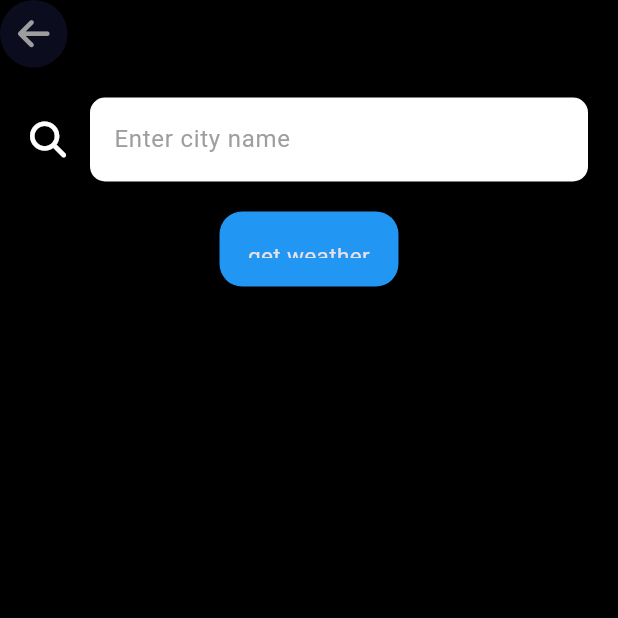
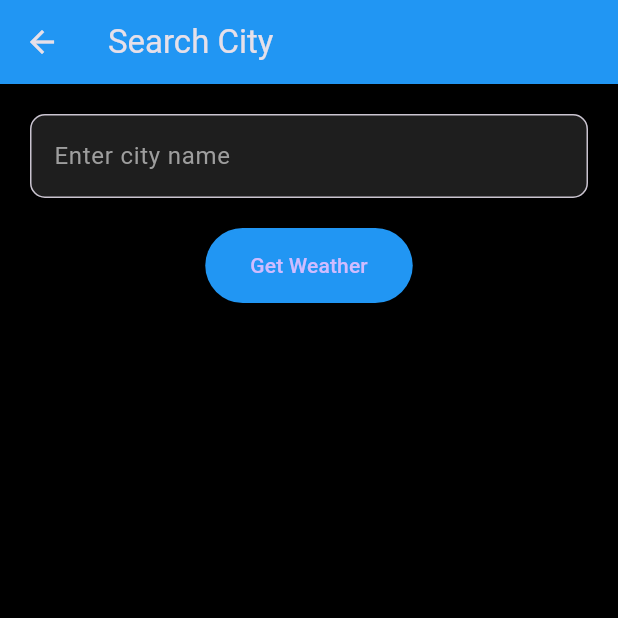
Before and after one commit to adhilmuhammedd/weather_app, a Flutter app: the WeatherResultScreen screen opened directly, after a tap on an icon or button, on a phone screen of 412 x 824 dp, the top half of it. Run offline on Flutter 3.47's test engine with Material 3 defaults, Android fonts, the phone set to English and light mode, and no system bars; our stand-ins replace font_awesome_flutter, geolocator; Roboto replaces fonts that are missing (poppins Reguler).

Commit message:
function update

```diff
--- a/lib/cityScreen.dart
+++ b/lib/cityScreen.dart
@@ -1,93 +1,86 @@
 import 'package:flutter/material.dart';
-import 'package:font_awesome_flutter/font_awesome_flutter.dart';
+import 'package:weather_app/weather.dart';
+import 'package:weather_app/weather_result.dart';
 
 class Cityscreen extends StatefulWidget {
-  const Cityscreen({super.key});
-
   @override
-  State<Cityscreen> createState() => _CityscreenState();
+  _CityscreenState createState() => _CityscreenState();
 }
 
 class _CityscreenState extends State<Cityscreen> {
+  String? cityName;
+  WeatherModal weatherModal = WeatherModal();
+
   @override
   Widget build(BuildContext context) {
     return Scaffold(
-      body: Container(
-        decoration: BoxDecoration(
-          color: Colors.black
-        ),
-        child: SafeArea(child: Column(
-          children: <Widget>[
-            Align(
-              alignment: Alignment.topLeft,
-              child: GestureDetector(
-                onTap: (){
-
-                },
-                child: Container(
-                  height: 45,
-                  width: 45,
-                  decoration: BoxDecoration(
-                    color: Color(0xFF0B0D1E),
-                    borderRadius: BorderRadius.circular(25),
-                  ),
-                  child: Icon(FontAwesomeIcons.arrowLeft,
-                  color: Colors.grey,
-                  ),
+      backgroundColor: Colors.black,
+      appBar: AppBar(
+        backgroundColor: Colors.blue,
+        title: Text('Search City'),
+      ),
+      body: Padding(
+        padding: const EdgeInsets.all(20.0),
+        child: Column(
+          children: [
+            TextField(
+              onChanged: (value) {
+                cityName = value;
+              },
+              style: TextStyle(color: Colors.white),
+              decoration: InputDecoration(
+                hintText: 'Enter city name',
+                hintStyle: TextStyle(color: Colors.grey),
+                filled: true,
+                fillColor: Color(0xFF1E1E1E),
+                border: OutlineInputBorder(
+                  borderRadius: BorderRadius.circular(10),
                 ),
               ),
             ),
-            Container(
-              padding: EdgeInsets.all(20.0),
-              child: TextField(
-                onChanged: (value){
+            SizedBox(height: 20),
+            ElevatedButton(
+              onPressed: () async {
+                if (cityName != null && cityName!.isNotEmpty) {
+                  try {
+                    var weatherData =
+                        await weatherModal.getCityWeather(cityName!);
 
-                },
-                style: TextStyle(
-                  color: Colors.black,
-                ),
-                decoration: InputDecoration(
-                  filled: true,
-                  fillColor: Colors.white,
-                   icon: Icon(FontAwesomeIcons.magnifyingGlass,
-                   color: Colors.white,),
-                   hintText: 'Enter city name',
-                   hintStyle: TextStyle(
-                    color: Colors.grey
-                   ),
-                   border: OutlineInputBorder(
-                    borderRadius: BorderRadius.all(
-                      Radius.circular(10.0)
-                      ),
-                      borderSide: BorderSide.none,
-                      ),
-                  ),
-              ),
-            ),
-            GestureDetector(
-              onTap: (){
-
+                    if (weatherData['cod'] == 200) {
+                      Navigator.push(
+                        context,
+                        MaterialPageRoute(
+                          builder: (context) => WeatherResultScreen(
+                            LocationWeather: weatherData,
+                          ),
+                        ),
+                      );
+                    } else {
+                      ScaffoldMessenger.of(context).showSnackBar(
+                        SnackBar(content: Text("City not found.")),
+                      );
+                    }
+                  } catch (e) {
+                    ScaffoldMessenger.of(context).showSnackBar(
+                      SnackBar(content: Text("Error fetching weather.")),
+                    );
+                    print("Error: $e");
+                  }
+                } else {
+                  ScaffoldMessenger.of(context).showSnackBar(
+                    SnackBar(content: Text("Please enter a city name")),
+                  );
+                }
               },
-              child: Container(
-                margin: EdgeInsets.symmetric(horizontal: 20),
-                padding: EdgeInsets.all(19),
-                height: 50.0,
-                decoration: BoxDecoration(
-                  color: Colors.blue,
-                  borderRadius: BorderRadius.circular(15),
-                ),
-                child: Text('get weather',
-                textAlign: TextAlign.center,
-                style: TextStyle(
-                  fontSize: 15.0,
-                  fontFamily: 'poppins Reguler',
-                ),
-                ),
+              child: Text('Get Weather'),
+              style: ElevatedButton.styleFrom(
+                backgroundColor: Colors.blue,
+                padding: EdgeInsets.symmetric(horizontal: 30, vertical: 15),
               ),
             )
           ],
-        )),
-      )
+        ),
+      ),
     );
   }
 }
--- a/lib/weather_result.dart
+++ b/lib/weather_result.dart
@@ -49,15 +49,20 @@ class _WeatherResultScreenState extends State<WeatherResultScreen> {
       weatherIcon = '';
       return;
     }
+
     cityName = Weatherdata['name'];
     weatherConditaion = Weatherdata['weather'][0]['main'];
     double temp = Weatherdata['main']['temp'];
     temprature = temp.toInt();
+
     weatherConditaionCode = Weatherdata['weather'][0]['id'];
+    print("Weather condition code: $weatherConditaionCode"); // ← Add this line
+
     weatherIcon = weatherModal.getWeatherIcon(weatherConditaionCode);
     weatherMassage = weatherModal.getMassage(temprature);
   });
 }
+
 
   @override
   Widget build(BuildContext context) {
@@ -157,7 +162,7 @@ class _WeatherResultScreenState extends State<WeatherResultScreen> {
                 ),
               ),
               Container(
-                height: 95.0,
+                height: 80.0,
                 padding: EdgeInsets.all(20),
                 decoration: BoxDecoration(
                   borderRadius: BorderRadius.circular(15),
@@ -173,7 +178,10 @@ class _WeatherResultScreenState extends State<WeatherResultScreen> {
                 ),
               ),
               Container(
-                margin: EdgeInsets.only(top: 8),
+                margin: EdgeInsets.only(top: 8, bottom: 8, left: 90, right: 90),
+                decoration: BoxDecoration(
+                  borderRadius: BorderRadius.circular(15),
+                ),
                 child: FloatingActionButton(
                   onPressed: () {
                     Navigator.push(context,
```
Also changed, not shown: lib/weather.dart (+20 -9 lines). Lines whose indentation alone changed are shown as unchanged.
